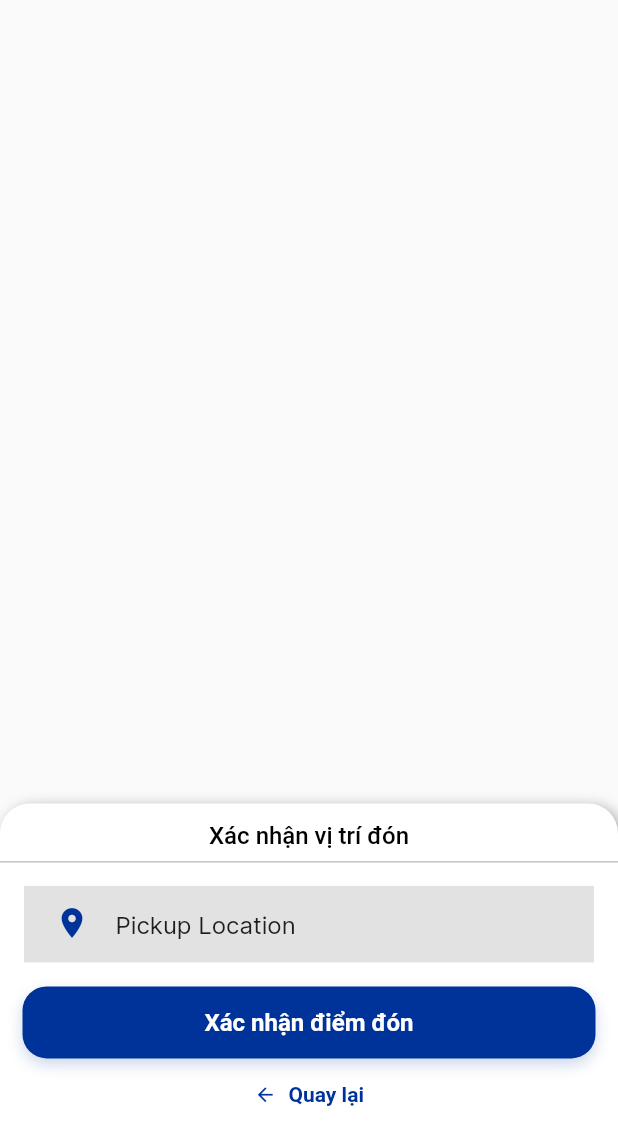
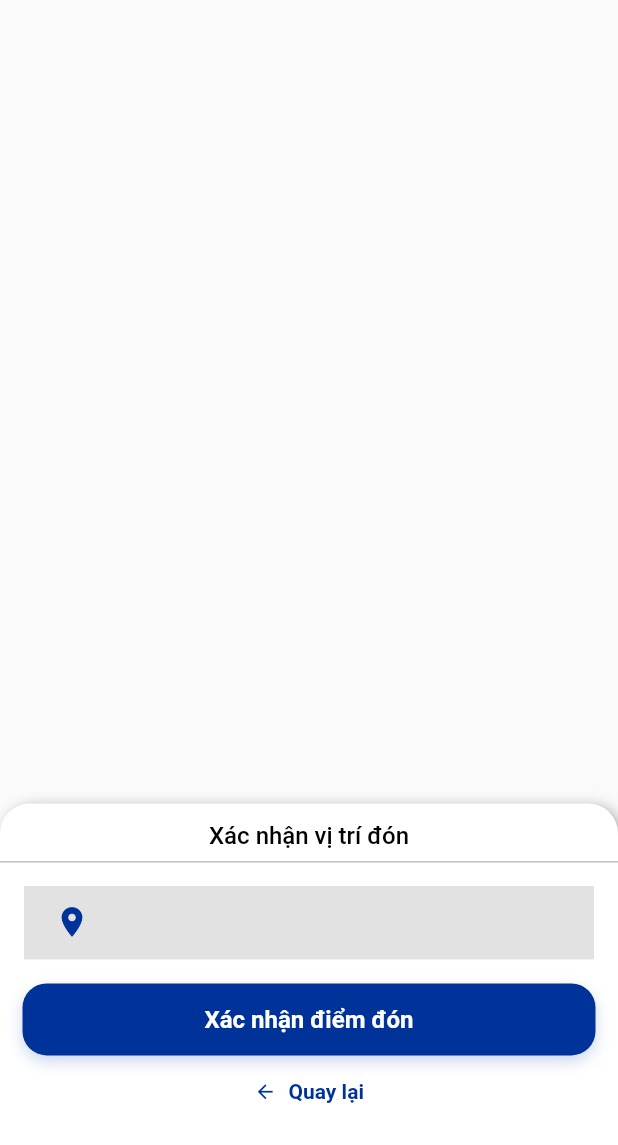
Before and after one commit to 2tech-US/2Tech-CustomerApp, a Flutter app: the PickupSelectionWidget widget shown alone on an empty page, opened directly with empty values, after a tap on "Xác nhận điểm đón", on a phone screen of 412 x 824 dp. Shown: the top 1145 px of the screen. Run offline on Flutter 3.47's test engine with Material 2 defaults, Android fonts, the phone set to English and light mode, and no system bars; our stand-ins replace bloc, equatable, flutter_bloc, flutter_spinkit, geocoding, geolocator and 5 more; missing offline and left inert: flutter_google_places, google_api_headers, google_maps_webservice; accounts and stored records are empty; Roboto replaces fonts that are missing (Inter-Bold, Inter-Medium, Inter-SemiBold).

Commit message:
Feat: add auto detect pickup location

```diff
--- a/customer_app/lib/views/home/home_page.dart
+++ b/customer_app/lib/views/home/home_page.dart
@@ -51,7 +51,7 @@ class _HomePageState extends State<HomePage> {
                                   Colors.black, 18),
                             ),
                             accountEmail: Text(
-                              "Phone: ${appState.user.phone}",
+                              "SĐT: ${appState.user.phone}",
                               style: BaseTextStyle.fontFamilyRegular(
                                   Colors.black, 17),
                             )),
--- a/customer_app/lib/widgets/map/gmap.dart
+++ b/customer_app/lib/widgets/map/gmap.dart
@@ -48,12 +48,12 @@ class _GmapState extends State<Gmap> {
 
     currentPosition = await Geolocator.getCurrentPosition(
         desiredAccuracy: LocationAccuracy.high);
-    CameraPosition _myCurrentLocation = CameraPosition(
+    CameraPosition myCurrentLocation = CameraPosition(
       target: LatLng(currentPosition.latitude, currentPosition.longitude),
       zoom: 14.4746,
     );
     _mapController
-        .animateCamera(CameraUpdate.newCameraPosition(_myCurrentLocation));
+        .animateCamera(CameraUpdate.newCameraPosition(myCurrentLocation));
   }
 
   static const CameraPosition _kGooglePlex = CameraPosition(
--- a/customer_app/lib/widgets/pickup_selection/pickup_selection.dart
+++ b/customer_app/lib/widgets/pickup_selection/pickup_selection.dart
@@ -1,16 +1,15 @@
 import 'package:customer_app/cubit/home/home_cubit.dart';
-import 'package:customer_app/models/shared_preferences/shared_preferences_model.dart';
-import 'package:customer_app/service/base_service.dart';
 import 'package:customer_app/service/service_path.dart';
 import 'package:customer_app/utils/base_constant.dart';
 import 'package:customer_app/widgets/custom_button/custom_button.dart';
-import 'package:customer_app/widgets/destination_selection/destination_selection.dart';
 import 'package:flutter/material.dart';
 import 'package:flutter_bloc/flutter_bloc.dart';
 import 'package:flutter_google_places/flutter_google_places.dart';
 import 'package:google_maps_flutter/google_maps_flutter.dart';
 import 'package:google_api_headers/google_api_headers.dart';
 import 'package:google_maps_webservice/places.dart';
+import 'package:geolocator/geolocator.dart';
+import 'package:geocoding/geocoding.dart';
 
 class PickupSelectionWidget extends StatefulWidget {
   const PickupSelectionWidget({Key? key, required this.scaffoldState})
@@ -29,7 +28,7 @@ class _PickupSelectionWidgetState extends State<PickupSelectionWidget> {
   void initState() {
     super.initState();
     scaffoldSate = widget.scaffoldState;
-    pickupLocationController.text = 'Pickup Location';
+    getAddressFromLatLng();
   }
 
   @override
@@ -73,7 +72,6 @@ class _PickupSelectionWidgetState extends State<PickupSelectionWidget> {
                   readOnly: true,
                   textInputAction: TextInputAction.go,
                   controller: pickupLocationController,
-                  cursorColor: Colors.blue.shade900,
                   decoration: InputDecoration(
                     icon: Container(
                       margin: const EdgeInsets.only(left: 20, bottom: 15),
@@ -84,9 +82,6 @@ class _PickupSelectionWidgetState extends State<PickupSelectionWidget> {
                         color: BaseColor.primary,
                       ),
                     ),
-                    hintText: "Địa điểm đón",
-                    hintStyle:
-                        BaseTextStyle.fontFamilyRegular(Colors.black, 18),
                     border: InputBorder.none,
                     contentPadding: const EdgeInsets.all(15),
                   ),
@@ -103,6 +98,11 @@ class _PickupSelectionWidgetState extends State<PickupSelectionWidget> {
                 ),
                 child: CustomButton.common(
                   onTap: () async {
+                    if (pickupLocationController.text.isEmpty) {
+                      scaffoldSate.currentState!.showSnackBar(const SnackBar(
+                          content: Text("Vui lòng nhập vị trí đón!")));
+                      return;
+                    }
                     BlocProvider.of<HomeCubit>(context).paymentSelection();
                   },
                   content: "Xác nhận điểm đón",
@@ -122,6 +122,16 @@ class _PickupSelectionWidgetState extends State<PickupSelectionWidget> {
         );
       },
     );
+  }
+
+  Future<void> getAddressFromLatLng() async {
+    Position currentPosition = await Geolocator.getCurrentPosition(
+        desiredAccuracy: LocationAccuracy.high);
+    List<Placemark> placemarks = await placemarkFromCoordinates(
+        currentPosition.latitude, currentPosition.longitude);
+    Placemark address = placemarks[0];
+    pickupLocationController.text =
+        '${address.street!}, ${address.subLocality!}, ${address.subAdministrativeArea!}, ${address.administrativeArea!}, ${address.country!}';
   }
 
   Future<void> _onTapped() async {
@@ -172,7 +182,7 @@ class _PickupSelectionWidgetState extends State<PickupSelectionWidget> {
       final lng = detail.result.geometry!.location.lng;
 
       scaffold!.showSnackBar(
-        SnackBar(content: Text("${p.description} - $lat/$lng")),
+        SnackBar(content: Text("Vị trí đón của bạn: ${p.description}")),
       );
     }
   }
--- a/customer_app/pubspec.yaml
+++ b/customer_app/pubspec.yaml
@@ -43,6 +43,7 @@ dependencies:
   google_maps_flutter: ^2.1.8
   bloc: ^8.0.3
   geolocator: ^9.0.1
+  geocoding: ^2.0.4
   flutter_google_places: ^0.3.0
   google_api_headers: ^1.3.0
   flutter_spinkit: ^5.1.0
```
Also changed, not shown: customer_app/pubspec.lock, 1 other file.
